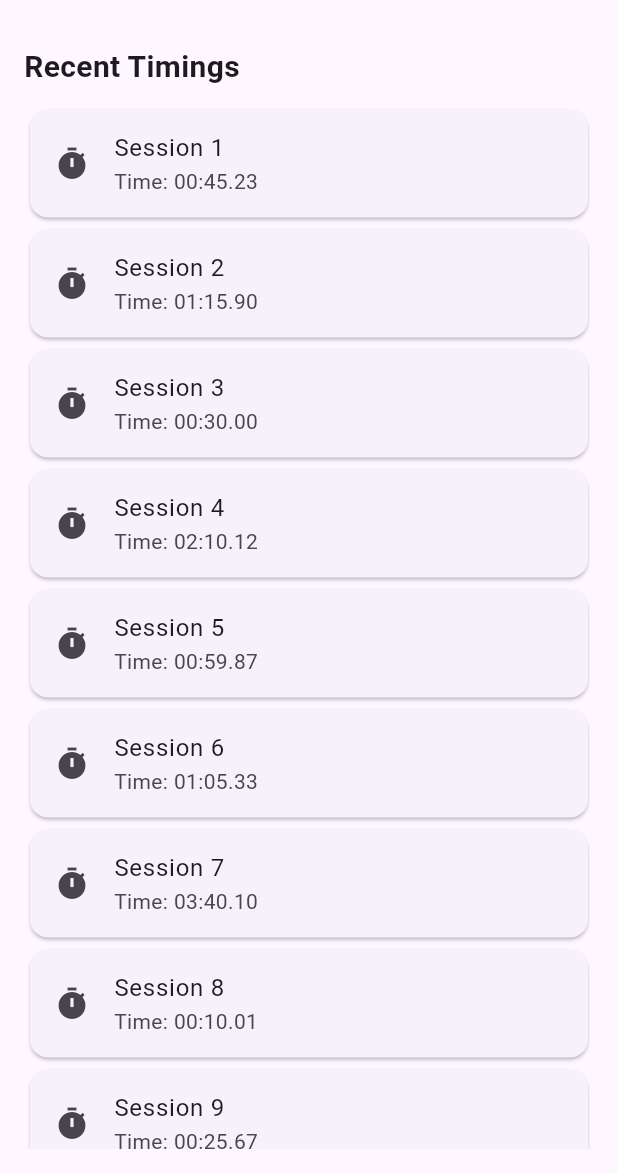
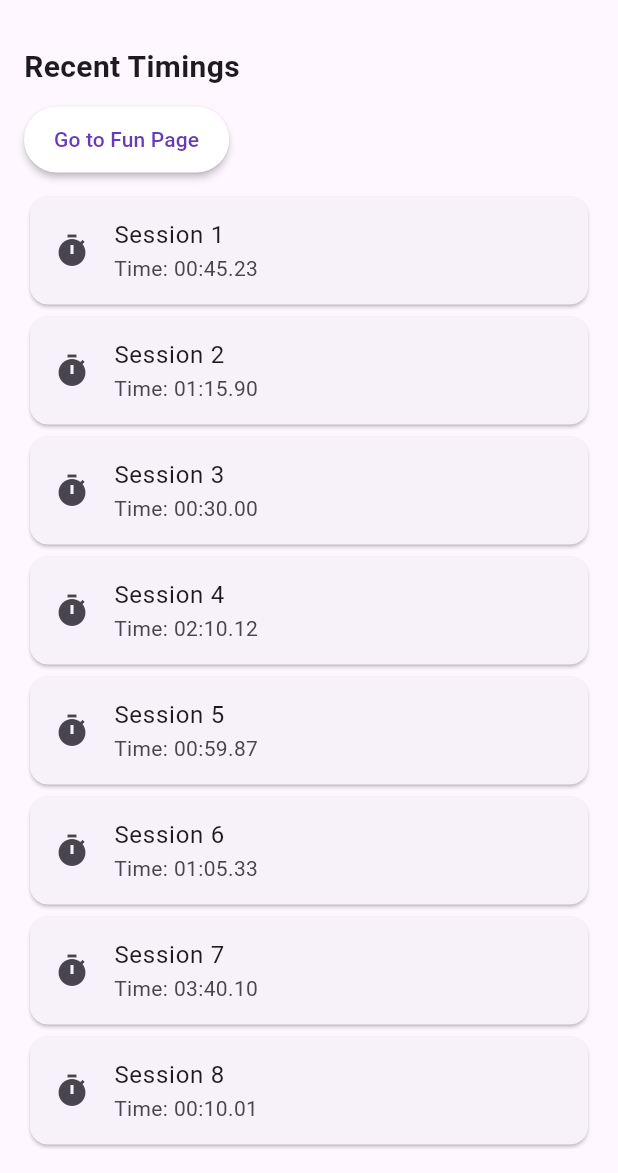
Before and after one commit to aselyagrammy/SmartUaqyt, a Flutter app: the screen it shows after launch, on a phone screen of 412 x 824 dp, the part 63-1236 px from its top. Run offline on Flutter 3.47's test engine with Material 3 defaults, Android fonts, the phone set to English and light mode, and no system bars; generated files the repository leaves out were written again.

Commit message:
Add files via upload

```diff
--- a/lib/home_page.dart
+++ b/lib/home_page.dart
@@ -1,4 +1,5 @@
 import 'package:flutter/material.dart';
+import 'package:flutter_gen/gen_l10n/app_localizations.dart';
 
 class HomePage extends StatelessWidget {
   final List<String> stopwatchHistory = [
@@ -22,7 +23,6 @@ class HomePage extends StatelessWidget {
           ),
         ],
       ),
-
       body: OrientationBuilder(
         builder: (context, orientation) {
           return LayoutBuilder(
@@ -38,6 +38,20 @@ class HomePage extends StatelessWidget {
                         fontSize: screenSize.width > 600 ? 28 : 20,
                         fontWeight: FontWeight.bold,
                       ),
+                    ),
+                    SizedBox(height: 10),
+                    ElevatedButton(
+                      onPressed: () {
+                        Navigator.pushNamed(context, '/interactive');
+                      },
+                      style: ElevatedButton.styleFrom(
+                        backgroundColor: Colors.white,
+                        foregroundColor: Colors.deepPurple,
+                        shape: StadiumBorder(),
+                        elevation: 2,
+                        padding: EdgeInsets.symmetric(horizontal: 20, vertical: 12),
+                      ),
+                      child: Text(AppLocalizations.of(context)!.goToInteractivePage),
                     ),
                     SizedBox(height: 10),
                     Expanded(
--- /dev/null
+++ b/lib/l10n/app_en.arb
@@ -0,0 +1,8 @@
+{
+  "@@locale": "en",
+  "interactivePageTitle": "Fun Page",
+  "goToInteractivePage": "Go to Fun Page",
+  "greeting": "Welcome to SmartUaqyt!",
+  "longPressedMessage": "You've long pressed! 👆",
+  "hidden": "Hidden 👀"
+}
--- a/lib/main.dart
+++ b/lib/main.dart
@@ -1,6 +1,10 @@
 import 'package:flutter/material.dart';
+import 'package:flutter_localizations/flutter_localizations.dart';
+import 'package:flutter_gen/gen_l10n/app_localizations.dart'; // ✅ required for AppLocalizations
+
+import 'home_page.dart';
 import 'about_page.dart';
-import 'home_page.dart';
+import 'interactive_page.dart';
 
 void main() {
   runApp(MyApp());
@@ -10,12 +14,35 @@ class MyApp extends StatelessWidget {
   @override
   Widget build(BuildContext context) {
     return MaterialApp(
-      title: 'Stopwatch App',
-      theme: ThemeData(primarySwatch: Colors.blue),
-      home: HomePage(), // Start on HomePage
+      title: 'SmartUaqyt',
+      theme: ThemeData.light(),
+      darkTheme: ThemeData.dark(),
+      themeMode: ThemeMode.system, // 🌗 Auto light/dark mode
+      supportedLocales: const [
+        Locale('en'), // English
+        Locale('ru'), // Russian
+        Locale('kk'), // Kazakh
+      ],
+      localeResolutionCallback: (locale, supportedLocales) {
+        if (locale == null) return Locale('kk');
+        for (var supportedLocale in supportedLocales) {
+          if (supportedLocale.languageCode == locale.languageCode) {
+            return supportedLocale;
+          }
+        }
+        return Locale('kk'); // fallback to Kazakh
+      },
+      localizationsDelegates: const [
+        AppLocalizations.delegate, // ✅ required for AppLocalizations.of(context)
+        GlobalMaterialLocalizations.delegate,
+        GlobalWidgetsLocalizations.delegate,
+        GlobalCupertinoLocalizations.delegate,
+      ],
+      home: HomePage(),
       routes: {
+        '/home': (context) => HomePage(),
         '/about': (context) => AboutPage(),
-        '/home': (context) => HomePage(),
+        '/interactive': (context) => InteractivePage(),
       },
     );
   }
```
Also changed, not shown: lib/interactive_page.dart (added, +131 -0 lines), lib/l10n/app_kk.arb (added, +8 -0 lines), lib/l10n/app_ru.arb (added, +8 -0 lines), pubspec.yaml (+5 -70 lines). Lines whose indentation alone changed are shown as unchanged.
